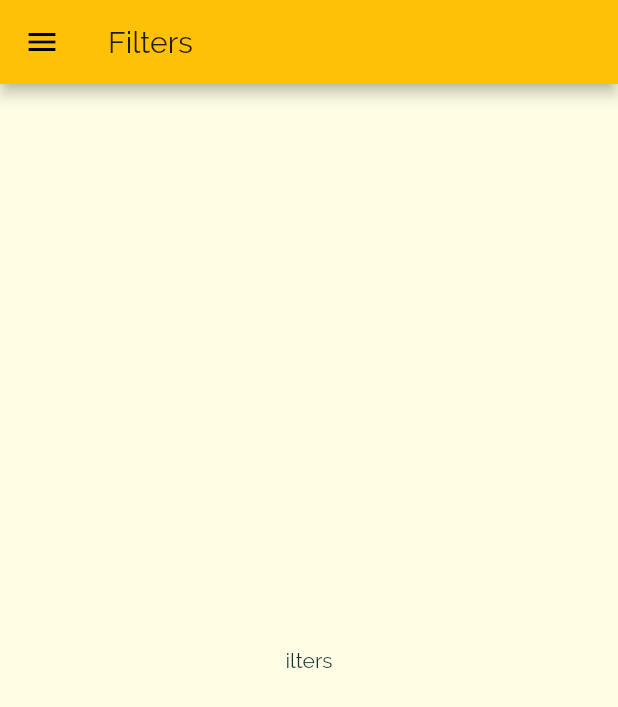
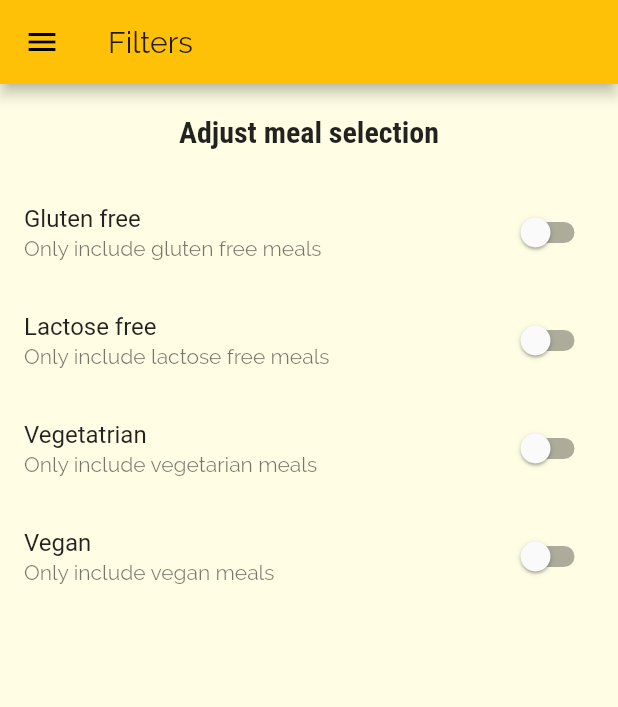
Before and after one commit to cSharpieDart/flutter_mealsApp, a Flutter app: the FilterScreen screen opened by its route, on a phone screen of 412 x 824 dp. Shown: the top 707 px of the screen. Run offline on Flutter 3.47's test engine with Material 2 defaults, Android fonts, the phone set to English and light mode, and no system bars.

Commit message:
added switches to filter screen

```diff
--- a/lib/filters_screen.dart
+++ b/lib/filters_screen.dart
@@ -1,19 +1,94 @@
 import 'package:flutter/material.dart';
 import 'package:meals_app/main_drawer.dart';
 
-class FilterScreen extends StatelessWidget {
+class FilterScreen extends StatefulWidget {
   static const routeName = '/filters';
+
+  @override
+  _FilterScreenState createState() => _FilterScreenState();
+}
+
+class _FilterScreenState extends State<FilterScreen> {
+  bool _glutenFree = false;
+  bool _vegetarian = false;
+  bool _vegan = false;
+  bool _lactoseFree = false;
+
+  Widget _buildSwitchListTile(String title, String description,
+      bool currentValue, Function updateValue) {
+    return SwitchListTile(
+      title: Text(title),
+      value: currentValue,
+      subtitle: Text(
+        description,
+      ),
+      onChanged: updateValue,
+    );
+  }
 
   @override
   Widget build(BuildContext context) {
     return Scaffold(
-      appBar: AppBar(
-        title: Text("Filters"),
-      ),
-      drawer: MainDrawer(),
-      body: Center(
-        child: Text("ilters"),
-      ),
-    );
+        appBar: AppBar(
+          title: Text("Filters"),
+        ),
+        drawer: MainDrawer(),
+        body: Column(
+          children: <Widget>[
+            Container(
+              padding: EdgeInsets.all(20),
+              child: Text(
+                'Adjust meal selection',
+                style: Theme.of(context).textTheme.headline6,
+              ),
+            ),
+            Expanded(
+              child: ListView(
+                children: <Widget>[
+                  _buildSwitchListTile(
+                    "Gluten free",
+                    "Only include gluten free meals",
+                    _glutenFree,
+                    (newValue) {
+                      setState(() {
+                        _glutenFree = newValue;
+                      });
+                    },
+                  ),
+                  _buildSwitchListTile(
+                    "Lactose free",
+                    "Only include lactose free meals",
+                    _lactoseFree,
+                    (newValue) {
+                      setState(() {
+                        _lactoseFree = newValue;
+                      });
+                    },
+                  ),
+                  _buildSwitchListTile(
+                    "Vegetatrian",
+                    "Only include vegetarian meals",
+                    _vegetarian,
+                    (newValue) {
+                      setState(() {
+                        _vegetarian = newValue;
+                      });
+                    },
+                  ),
+                  _buildSwitchListTile(
+                    "Vegan",
+                    "Only include vegan meals",
+                    _vegan,
+                    (newValue) {
+                      setState(() {
+                        _vegan = newValue;
+                      });
+                    },
+                  ),
+                ],
+              ),
+            )
+          ],
+        ));
   }
 }
```
Also changed, not shown: lib/category_meals_screen.dart (+42 -11 lines), lib/meal_detail_screen.dart (+10 -1 lines), lib/meal_item.dart (+15 -1 lines).
